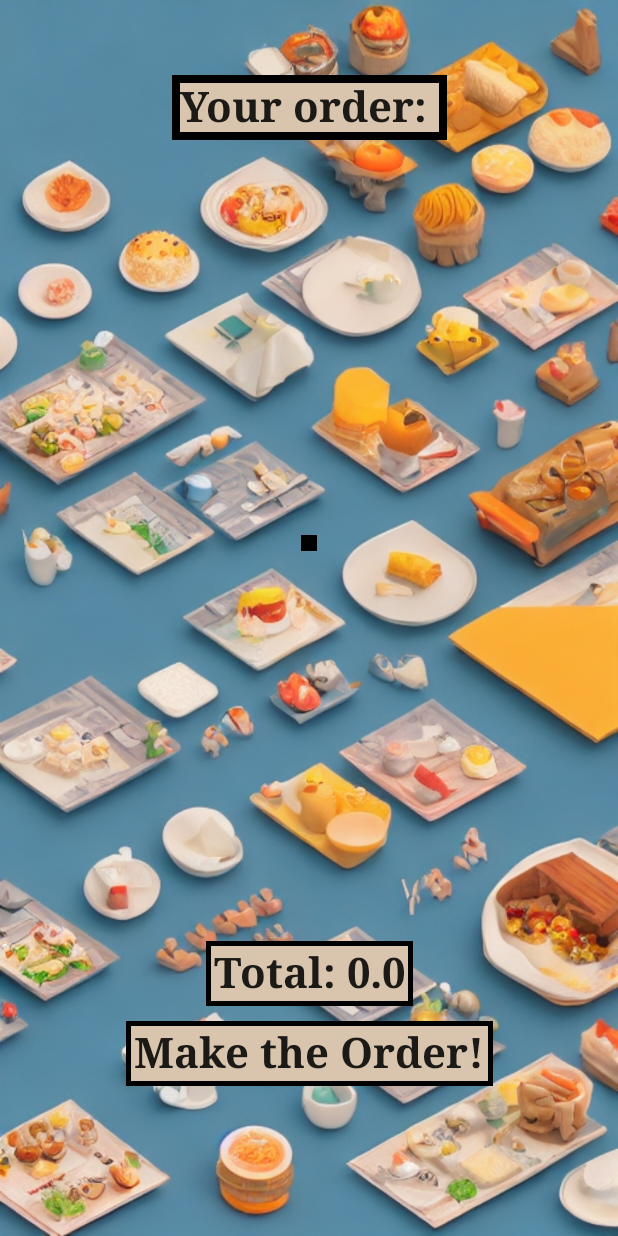
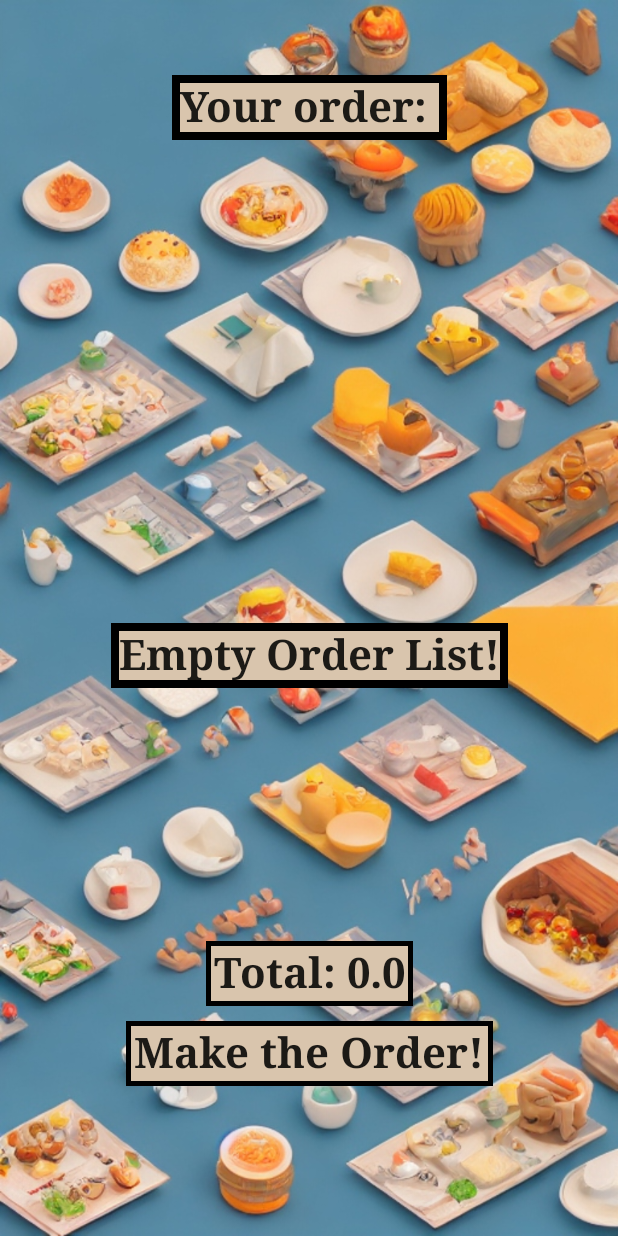
Before and after one commit to Pavlos-Re/MyFoodApp, an Android app built with Jetpack Compose: the OrderList screen opened through its navigation route, on a phone screen of 412 x 824 dp. Run offline under Robolectric (Android 15) with nearby library versions, the phone set to English and light mode, and no system bars.

Commit message:
Finishing touches left to be done.

```diff
--- a/app/src/main/java/com/example/myfoodapp/screens/OrderList.kt
+++ b/app/src/main/java/com/example/myfoodapp/screens/OrderList.kt
@@ -41,11 +41,20 @@ fun OrderList(navController: NavHostController) {
                     .align(Alignment.Center)
             )
 
-            Text("Your order: ", modifier = Modifier.padding(top = 50.dp).background(Color(0xFFD9C5AD)).border(5.dp, Color.Black).align(Alignment.TopCenter).padding(5.dp))
+            Text(
+                "Your order: ",
+                modifier = Modifier.padding(top = 50.dp).background(Color(0xFFD9C5AD))
+                    .border(5.dp, Color.Black).align(Alignment.TopCenter).padding(5.dp)
+            )
 
             val listState = rememberLazyListState()
 
-            Box(modifier = Modifier.align(Alignment.Center).padding(top = 100.dp,bottom = 200.dp)) {
+            if (!mItem.isEmpty()) {
+
+                Box(
+                    modifier = Modifier.align(Alignment.Center)
+                        .padding(top = 100.dp, bottom = 200.dp)
+                ) {
                     LazyColumn(
                         state = listState,
                         modifier = Modifier
@@ -62,9 +71,21 @@ fun OrderList(navController: NavHostController) {
                         }
                     }
                 }
+            }
+            else {
+                Text(
+                    "Empty Order List!",
+                    modifier = Modifier.padding(top = 50.dp).background(Color(0xFFD9C5AD))
+                        .border(5.dp, Color.Black).align(Alignment.Center).padding(5.dp)
+                )
+            }
 
-            Column(modifier = Modifier
-                .align(Alignment.BottomCenter), verticalArrangement = Arrangement.Center, horizontalAlignment = Alignment.CenterHorizontally) {
+                Column(
+                    modifier = Modifier
+                        .align(Alignment.BottomCenter),
+                    verticalArrangement = Arrangement.Center,
+                    horizontalAlignment = Alignment.CenterHorizontally
+                ) {
 
                     Text(
                         "Total: ${TotalOrderList.getTotalPrice(mItem)}", modifier = Modifier
```
Lines whose indentation alone changed are shown as unchanged.
